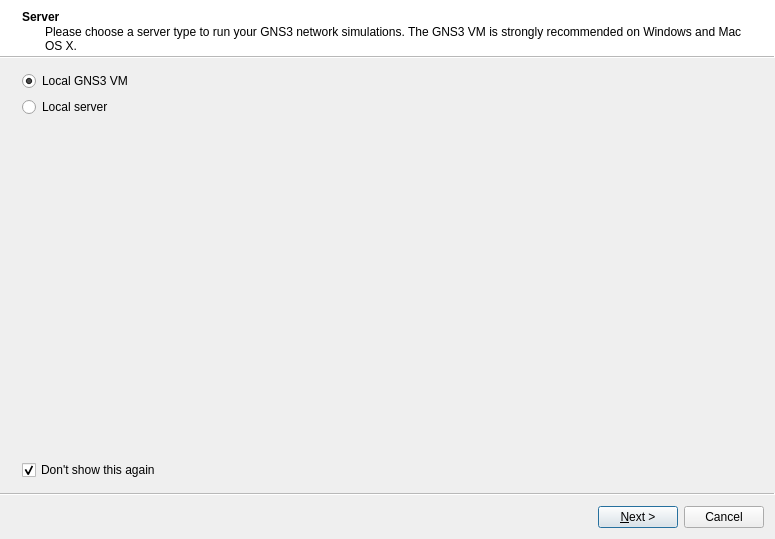
This is gns3/ui/setup_wizard.ui in mpplab/MNSS as Qt 5 draws it before an edit. The edited form follows.
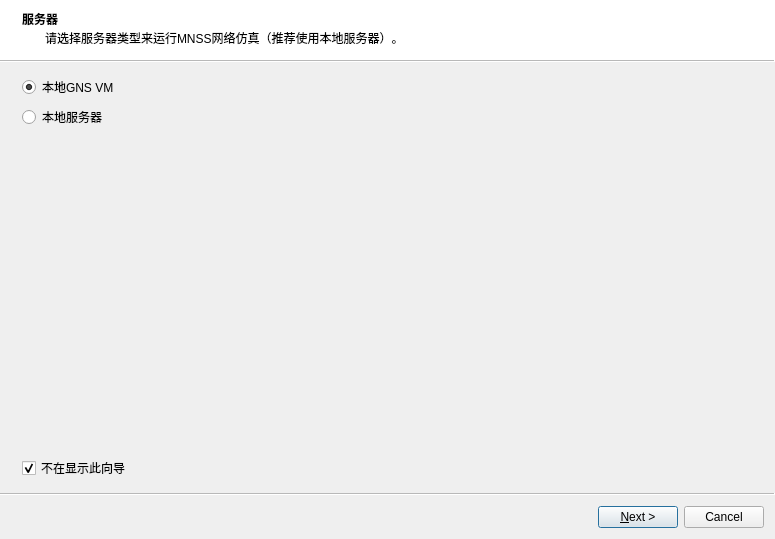
This is the edited form. Icons and pictures are not drawn.

The edit to the form file:
```diff
--- a/gns3/ui/setup_wizard.ui
+++ b/gns3/ui/setup_wizard.ui
@@ -36,10 +36,10 @@
   </property>
   <widget class="QWizardPage" name="uiServerWizardPage">
    <property name="title">
-    <string>Server</string>
+    <string>服务器</string>
    </property>
    <property name="subTitle">
-    <string>Please choose a server type to run your GNS3 network simulations. The GNS3 VM is strongly recommended on Windows and Mac OS X.</string>
+    <string>请选择服务器类型来运行MNSS网络仿真（推荐使用本地服务器）。</string>
    </property>
    <layout class="QGridLayout" name="gridLayout">
     <item row="0" column="0">
@@ -48,7 +48,7 @@
        <string>Dynamips, IOU, VPCS and Qemu will use this virtual machine.</string>
       </property>
       <property name="text">
-       <string>Local GNS3 VM</string>
+       <string>本地GNS VM</string>
       </property>
       <property name="checked">
        <bool>true</bool>
@@ -61,7 +61,7 @@
        <string>Eveything that is supported by your system will run on your computer.</string>
       </property>
       <property name="text">
-       <string>Local server</string>
+       <string>本地服务器</string>
       </property>
      </widget>
     </item>
@@ -81,7 +81,7 @@
     <item row="3" column="0">
      <widget class="QCheckBox" name="uiShowCheckBox">
       <property name="text">
-       <string>Don't show this again</string>
+       <string>不在显示此向导</string>
       </property>
       <property name="checked">
        <bool>true</bool>
```
Left out of the diff: 66 changed lines with no effect on the pictures.
